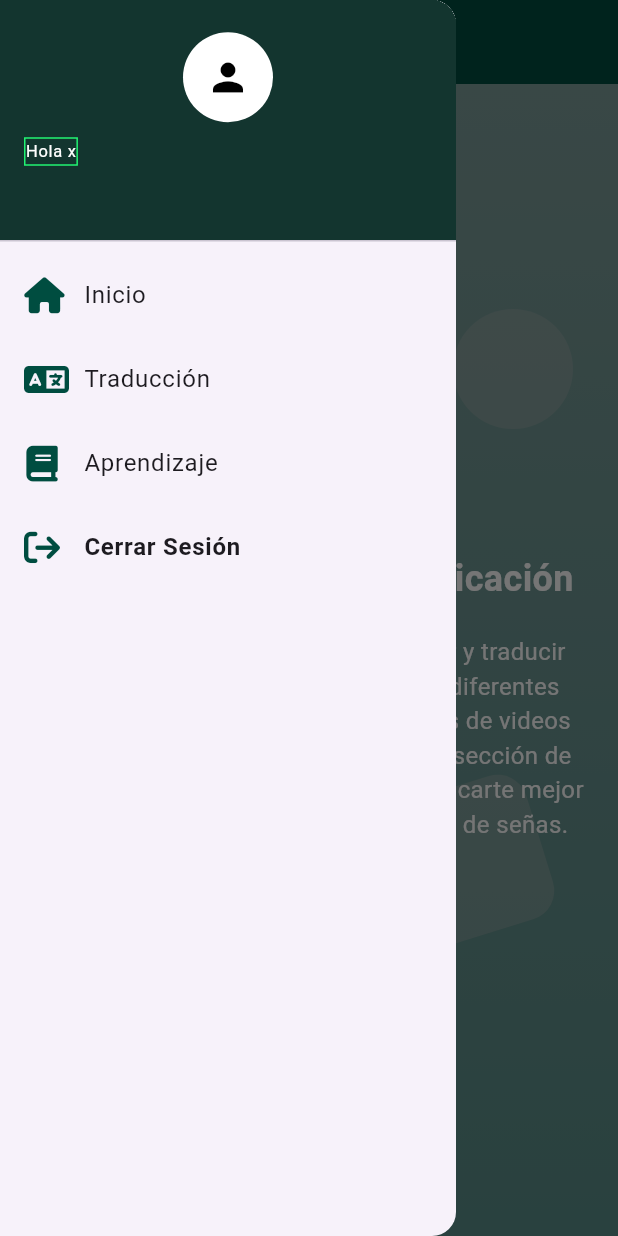
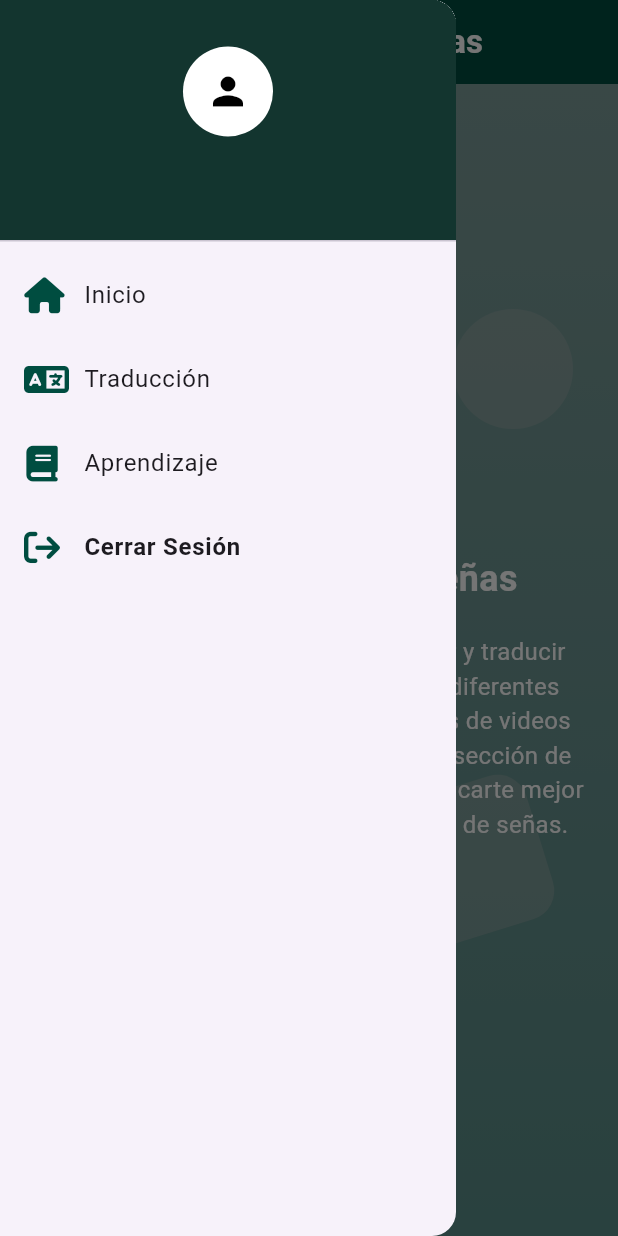
Before and after one commit to JRossel01/SW1ProyectoMovil, a Flutter app: the HomeScreen screen opened by its route, with the side drawer open, on a phone screen of 412 x 824 dp. Run offline on Flutter 3.47's test engine with Material 3 defaults, Android fonts, the phone set to English and light mode, and no system bars; our stand-ins replace flutter_dotenv, font_awesome_flutter, get, permission_handler, shared_preferences, video_player and 1 more; missing offline and left inert: webview_flutter_wkwebview; accounts and stored records are empty.

Commit message:
bugs fixed

```diff
--- a/lib/src/screens/home/home_screen.dart
+++ b/lib/src/screens/home/home_screen.dart
@@ -9,7 +9,7 @@ class HomeScreen extends StatelessWidget {
     return Scaffold(
       appBar: AppBar(
         title: const Text(
-          'Bienvenido a la APP',
+          'Bienvenido a TraduSeñas',
           style: TextStyle(color: Colors.white, fontWeight: FontWeight.bold),
         ),
         backgroundColor: const Color(0xFF004D40),
@@ -108,7 +108,7 @@ class HomeScreen extends StatelessWidget {
                   ),
                   const SizedBox(height: 20),
                   const Text(
-                    'Bienvenido a nuestra Aplicación',
+                    'Bienvenido a TraduSeñas',
                     style: TextStyle(
                       fontSize: 24,
                       fontWeight: FontWeight.bold,
--- a/lib/src/screens/webview/web_view_screen.dart
+++ b/lib/src/screens/webview/web_view_screen.dart
@@ -41,7 +41,7 @@ class _WebViewScreenState extends State<WebViewScreen> {
 
     final controller = WebViewController.fromPlatformCreationParams(params);
     await controller.setJavaScriptMode(JavaScriptMode.unrestricted);
-    await controller.loadRequest(Uri.parse('https://jose-test.site/movil'));
+    await controller.loadRequest(Uri.parse('https://www.tradusenas.site/movil'));
 
     // Set the permission request handler
     controller.platform.setOnPlatformPermissionRequest((request) async {
--- a/lib/src/shared/widgets/sidebar.dart
+++ b/lib/src/shared/widgets/sidebar.dart
@@ -40,25 +40,7 @@ class Sidebar extends StatelessWidget {
                       ),
                       const SizedBox(height: 10.0),
 
-                      Row(
-                      mainAxisAlignment: MainAxisAlignment.start,
-                      children: [
-                        Container(
-                          decoration: BoxDecoration(
-                            border: Border.all(
-                              color: const Color.fromARGB(255, 33, 243, 114),
-                            ),
-                          ),
-                          child: const FittedBox(
-                            child: Text(
-                              'Hola x',
-                              style: TextStyle(color: Colors.white,
-                                fontSize: 11,),
 
-                            ),
-                          ),
-                        ),
-                      ],),
                       /* const  Text(
                           'Hola',
                           style: TextStyle(
```
Also changed, not shown: 3 other files.
